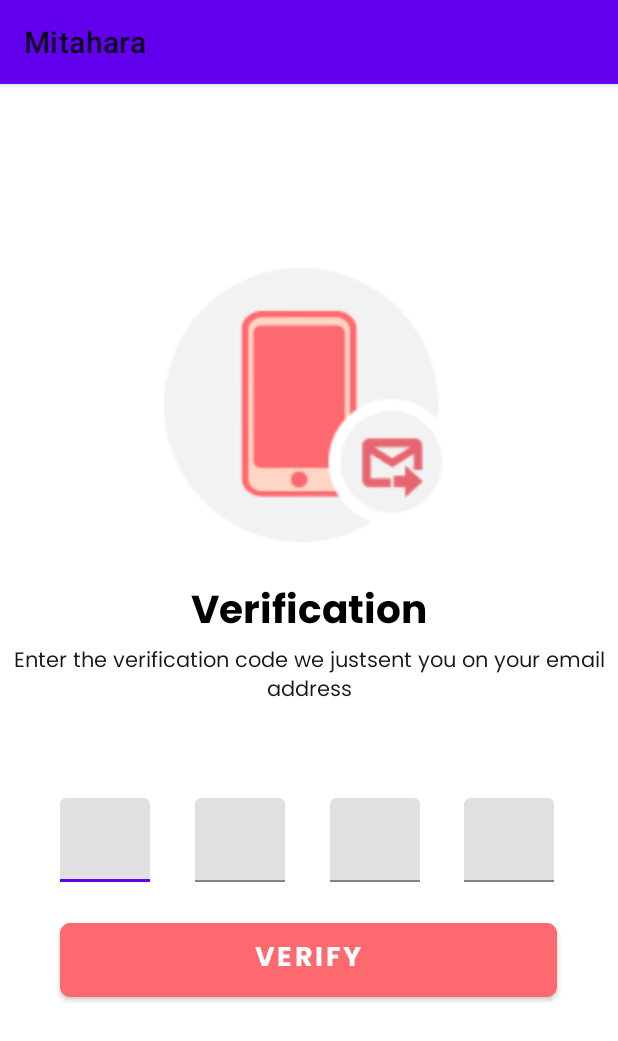
After one commit to fadhlimulyana20/Mitahara, an Android app: the reset_pass_verif screen opened directly, with no data from a screen before it, on a phone screen of 412 x 824 dp. The commit adds this screen. Shown: the top 1041 px of the screen. Run offline under Robolectric (Android 15) with nearby library versions, the phone set to English and light mode, and no system bars.

Commit message:
Add Forgot Password page, reset password, Verification with OTP Code, and create new password
Note:
- Menambahkan Forgot password page isinya (Reset Password by email, Verification with OTP Code that sent by email, and create new password page)
- Belum ditambahkan button untuk back di pojok kiri atas (jika memang perlu)
- Sudah ditambahkan kode kotlin intent untuk hyperlink dari satu activity ke activity lain
- Untuk coding berupa sistem backend belum di lakukan

```diff
--- a/app/build.gradle
+++ b/app/build.gradle
@@ -8,7 +8,7 @@ android {
 
     defaultConfig {
         applicationId "com.kelompok5.mitahara"
-        minSdkVersion 19
+        minSdkVersion 21
         targetSdkVersion 29
         versionCode 1
         versionName "1.0"
--- a/app/src/main/AndroidManifest.xml
+++ b/app/src/main/AndroidManifest.xml
@@ -9,9 +9,13 @@
         android:roundIcon="@mipmap/ic_launcher_round"
         android:supportsRtl="true"
         android:theme="@style/Theme.Mitahara">
+        <activity android:name=".create_new_password"></activity>
+        <activity android:name=".MainActivity2" />
+        <activity android:name=".reset_pass_verif" />
+        <activity android:name=".reset_password" />
         <activity
             android:name=".ui.login.signin"
-            android:label="@string/title_activity_signin"></activity>
+            android:label="@string/title_activity_signin" />
         <activity android:name=".MainActivity">
             <intent-filter>
                 <action android:name="android.intent.action.MAIN" />
--- /dev/null
+++ b/app/src/main/java/com/kelompok5/mitahara/reset_pass_verif.kt
@@ -0,0 +1,19 @@
+package com.kelompok5.mitahara
+
+import android.content.Intent
+import androidx.appcompat.app.AppCompatActivity
+import android.os.Bundle
+import android.widget.Button
+
+class reset_pass_verif : AppCompatActivity() {
+    override fun onCreate(savedInstanceState: Bundle?) {
+        super.onCreate(savedInstanceState)
+        setContentView(R.layout.activity_reset_pass_verif)
+
+        val button = findViewById<Button>(R.id.reset_verif_button)
+        button.setOnClickListener{
+            val intent = Intent(this, create_new_password::class.java)
+            startActivity(intent)
+        }
+    }
+}
--- /dev/null
+++ b/app/src/main/res/font/poppins.xml
@@ -0,0 +1,7 @@
+<?xml version="1.0" encoding="utf-8"?>
+<font-family xmlns:app="http://schemas.android.com/apk/res-auto"
+        app:fontProviderAuthority="com.google.android.gms.fonts"
+        app:fontProviderPackage="com.google.android.gms"
+        app:fontProviderQuery="Poppins"
+        app:fontProviderCerts="@array/com_google_android_gms_fonts_certs">
+</font-family>
--- /dev/null
+++ b/app/src/main/res/layout/activity_reset_pass_verif.xml
@@ -0,0 +1,116 @@
+<?xml version="1.0" encoding="utf-8"?>
+<FrameLayout xmlns:android="http://schemas.android.com/apk/res/android"
+    xmlns:app="http://schemas.android.com/apk/res-auto"
+    xmlns:tools="http://schemas.android.com/tools"
+    android:layout_width="match_parent"
+    android:layout_height="match_parent"
+    android:contentDescription="@string/reset_verif"
+    tools:context=".reset_pass_verif">
+
+    <ImageView
+        android:id="@+id/img_reset_verify"
+        android:layout_width="193dp"
+        android:layout_height="188dp"
+        android:layout_gravity="center_horizontal"
+        android:layout_marginTop="120sp"
+        android:visibility="visible"
+        app:srcCompat="@drawable/img_verification"
+        tools:layout_editor_absoluteX="141dp"
+        tools:layout_editor_absoluteY="150dp" />
+
+    <TextView
+        android:id="@+id/resetverif_title"
+        android:layout_width="wrap_content"
+        android:layout_height="wrap_content"
+        android:text="@string/reset_verif_title"
+        android:fontFamily="@font/poppins_bold"
+        android:textColor="#000000"
+        android:textSize="26sp"
+        android:layout_gravity="center_horizontal"
+        android:layout_marginTop="330sp"
+        />
+
+    <TextView
+        android:id="@+id/resetverif_desc"
+        android:layout_width="wrap_content"
+        android:layout_height="wrap_content"
+        android:layout_gravity="center_horizontal"
+        android:layout_marginTop="373sp"
+        android:fontFamily="@font/poppins"
+        android:text="@string/reset_verif_desc"
+        android:textAlignment="center"
+        android:textColor="#171717"
+        android:textSize="14sp"
+        />
+
+    <com.google.android.material.textfield.TextInputLayout
+        android:id="@+id/OTP1"
+        android:layout_width="60dp"
+        android:layout_height="wrap_content"
+        android:layout_gravity="center_vertical"
+        android:layout_marginLeft="40sp"
+        android:layout_marginTop="120sp"
+        android:layout_marginRight="25sp">
+
+        <com.google.android.material.textfield.TextInputEditText
+            android:layout_width="match_parent"
+            android:layout_height="wrap_content" />
+    </com.google.android.material.textfield.TextInputLayout>
+
+    <com.google.android.material.textfield.TextInputLayout
+        android:id="@+id/OTP2"
+        android:layout_width="60dp"
+        android:layout_height="wrap_content"
+        android:layout_gravity="center_vertical"
+        android:layout_marginLeft="130sp"
+        android:layout_marginTop="120sp"
+        android:layout_marginRight="25sp">
+
+        <com.google.android.material.textfield.TextInputEditText
+            android:layout_width="match_parent"
+            android:layout_height="wrap_content" />
+    </com.google.android.material.textfield.TextInputLayout>
+
+    <com.google.android.material.textfield.TextInputLayout
+        android:id="@+id/OTP3"
+        android:layout_width="60dp"
+        android:layout_height="wrap_content"
+        android:layout_gravity="center_vertical"
+        android:layout_marginLeft="220sp"
+        android:layout_marginTop="120sp"
+        android:layout_marginRight="25sp">
+
+        <com.google.android.material.textfield.TextInputEditText
+            android:layout_width="match_parent"
+            android:layout_height="wrap_content" />
+    </com.google.android.material.textfield.TextInputLayout>
+
+    <com.google.android.material.textfield.TextInputLayout
+        android:id="@+id/OTP4"
+        android:layout_width="60dp"
+        android:layout_height="wrap_content"
+        android:layout_gravity="center_vertical"
+        android:layout_marginLeft="309sp"
+        android:layout_marginTop="120sp"
+        android:layout_marginRight="40sp">
+
+        <com.google.android.material.textfield.TextInputEditText
+            android:layout_width="match_parent"
+            android:layout_height="wrap_content" />
+    </com.google.android.material.textfield.TextInputLayout>
+
+    <Button
+        android:id="@+id/reset_verif_button"
+        android:layout_width="331dp"
+        android:layout_height="61dp"
+        android:layout_gravity="center"
+        android:layout_marginLeft="25sp"
+        android:layout_marginTop="200sp"
+        android:layout_marginRight="25sp"
+        android:backgroundTint="#FC696E"
+        android:fontFamily="@font/poppins_bold"
+        android:text="@string/reset_verif"
+        android:textColor="#FFFFFF"
+        android:textSize="18sp"
+        app:cornerRadius="7sp"/>
+</FrameLayout>
--- a/app/src/main/res/values/preloaded_fonts.xml
+++ b/app/src/main/res/values/preloaded_fonts.xml
@@ -1,6 +1,7 @@
 <?xml version="1.0" encoding="utf-8"?>
 <resources>
     <array name="preloaded_fonts" translatable="false">
+        <item>@font/poppins</item>
         <item>@font/poppins_bold</item>
         <item>@font/poppins_medium</item>
     </array>
--- a/app/src/main/res/values/strings.xml
+++ b/app/src/main/res/values/strings.xml
@@ -13,4 +13,13 @@
     <string name="forgotpass">Forgot Password?</string>
     <string name="muted_new_user">I am a new user,</string>
     <string name="action_sign_up"><i>Sign Up</i></string>
+    <string name="reset_pass">Reset Password</string>
+    <string name="reset_pass_desc">Enter the email address associated<br></br>with your account</string>
+    <string name="continue_text">Continue</string>
+    <string name="reset_verif">Verify</string>
+    <string name="reset_verif_title">Verification</string>
+    <string name="reset_verif_desc">Enter the verification code we just<br>sent you on your email address</br></string>
+    <string name="create_new_pass">Create New Password</string>
+    <string name="create_new_pass_desc">Your password must be different from<br>previously used password</br></string>
+    <string name="confirm_password">Confirm Password</string>
 </resources>
```
Also changed, not shown: app/src/main/java/com/kelompok5/mitahara/create_new_password.kt (added, +11 -0 lines), app/src/main/java/com/kelompok5/mitahara/reset_password.kt (added, +19 -0 lines), app/src/main/res/layout/activity_create_new_password.xml (added, +100 -0 lines), app/src/main/res/layout/activity_reset_password.xml (added, +76 -0 lines), app/src/main/res/layout/activity_signin.xml (+9 -20 lines), app/src/main/res/drawable/img_create_new_password.png (added), app/src/main/res/drawable/img_reset_pass.png (added), app/src/main/res/drawable/img_verification.png (added), gradle/wrapper/gradle-wrapper.properties.
